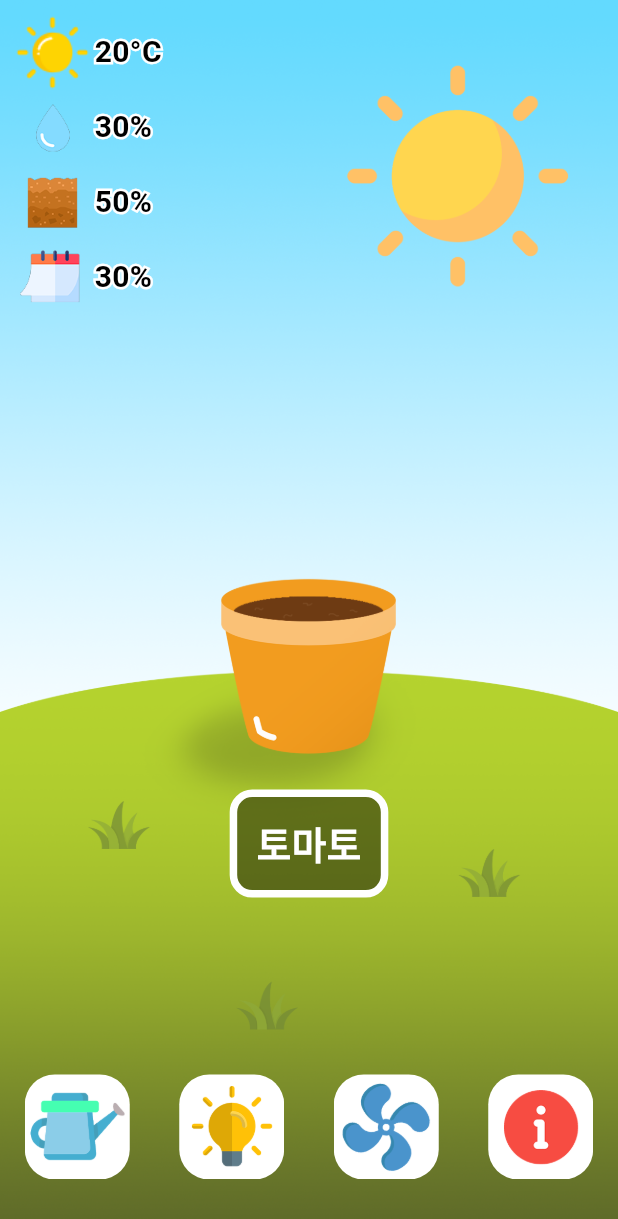
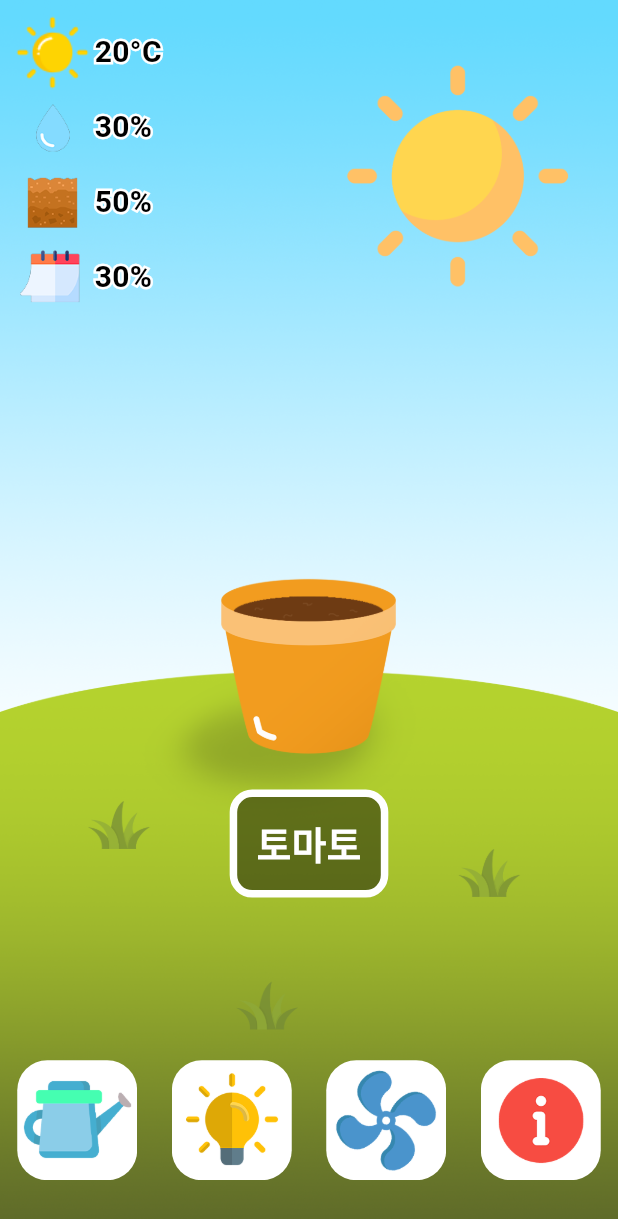
Before and after one commit to GrowingPetPlant/Front, a Flutter app: the screen it shows after launch, on a phone screen of 412 x 824 dp. Shown: the top 1219 px of the screen. Run offline on Flutter 3.47's test engine with Material 3 defaults, Android fonts, the phone set to English and light mode, and no system bars.

Commit message:
Home dock 아이콘 크기 수정

```diff
--- a/lib/Home.dart
+++ b/lib/Home.dart
@@ -296,8 +296,8 @@ class Home extends StatelessWidget {
 
                           // 급수
                           Container(
-                            width: 70,
-                            height: 70,
+                            width: 80,
+                            height: 80,
                             decoration: const BoxDecoration(
                               borderRadius: BorderRadius.all(Radius.circular(20)),
                             ),
@@ -313,8 +313,8 @@ class Home extends StatelessWidget {
 
                           // 조명
                           Container(
-                            width: 70,
-                            height: 70,
+                            width: 80,
+                            height: 80,
                             decoration: const BoxDecoration(
                               borderRadius: BorderRadius.all(Radius.circular(20)),
                             ),
@@ -330,8 +330,8 @@ class Home extends StatelessWidget {
 
                           // 환풍
                           Container(
-                            width: 70,
-                            height: 70,
+                            width: 80,
+                            height: 80,
                             decoration: const BoxDecoration(
                               borderRadius: BorderRadius.all(Radius.circular(20)),
                             ),
@@ -347,8 +347,8 @@ class Home extends StatelessWidget {
 
                           // 팁 확인
                           Container(
-                            width: 70,
-                            height: 70,
+                            width: 80,
+                            height: 80,
                             decoration: const BoxDecoration(
                                 borderRadius: BorderRadius.all(Radius.circular(20)),
                             ),
```
